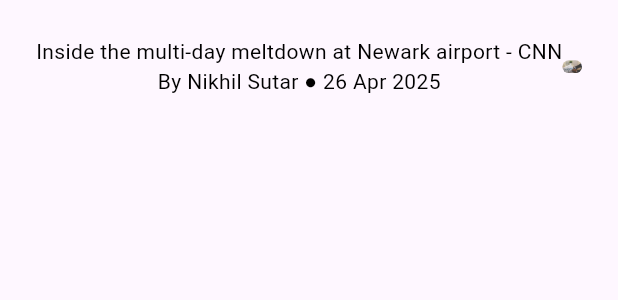
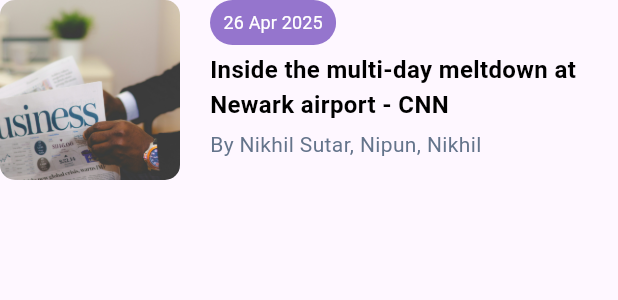
Before and after one commit to nikhilsutar123/NewsAppFlutter, a Flutter app: the SavedNews widget shown alone on an empty page, opened directly, on a phone screen of 412 x 824 dp. Shown: the top 300 px of the screen. Run offline on Flutter 3.47's test engine with Material 3 defaults, Android fonts, the phone set to English and light mode, and no system bars; our stand-ins replace bloc, dio, equatable, flutter_bloc, flutter_svg, infinite_scroll_pagination and 1 more; missing offline and left inert: dart:ffi; statements that could not run were skipped.

```diff
--- /dev/null
+++ b/lib/bloc/bottom_navigation_bloc/bottom_navigation_bloc.dart
@@ -0,0 +1,14 @@
+import 'package:bloc/bloc.dart';
+import 'package:news_app/bloc/bottom_navigation_bloc/bottom_navigation_event.dart';
+import 'package:news_app/bloc/bottom_navigation_bloc/bottom_navigation_state.dart';
+
+class BottomNavigationBloc
+    extends Bloc<BottomNavigationEvent, BottomNavigationState> {
+  BottomNavigationBloc() : super(const BottomNavigationState(0)) {
+    on<NavigateTo>(_navigateTo);
+  }
+
+  void _navigateTo(NavigateTo event, Emitter<BottomNavigationState> emit) {
+    emit(state.copyWith(selectedIndex: event.index));
+  }
+}
--- /dev/null
+++ b/lib/bloc/bottom_navigation_bloc/bottom_navigation_event.dart
@@ -0,0 +1,12 @@
+import 'package:equatable/equatable.dart';
+
+abstract class BottomNavigationEvent extends Equatable {
+  @override
+  // TODO: implement props
+  List<Object?> get props => [];
+}
+
+class NavigateTo extends BottomNavigationEvent {
+  final int index;
+  NavigateTo(this.index);
+}
--- /dev/null
+++ b/lib/bloc/bottom_navigation_bloc/bottom_navigation_state.dart
@@ -0,0 +1,15 @@
+import 'package:equatable/equatable.dart';
+
+class BottomNavigationState extends Equatable {
+  final int selectedIndex;
+
+  const BottomNavigationState(this.selectedIndex);
+
+  BottomNavigationState copyWith({int? selectedIndex}) {
+    return BottomNavigationState(selectedIndex ?? this.selectedIndex);
+  }
+
+  @override
+  // TODO: implement props
+  List<Object?> get props => [selectedIndex];
+}
--- a/lib/bloc/headlines_bloc/headlines_event.dart
+++ b/lib/bloc/headlines_bloc/headlines_event.dart
@@ -1,10 +1,13 @@
 import 'package:equatable/equatable.dart';
 
-abstract class HeadlinesEvent extends Equatable{
-
+abstract class HeadlinesEvent extends Equatable {
   @override
   // TODO: implement props
   List<Object?> get props => [];
 }
 
-class HeadlinesFetched extends HeadlinesEvent{}
+class HeadlinesFetched extends HeadlinesEvent {
+  final String pageNum;
+
+  HeadlinesFetched(this.pageNum);
+}
--- a/lib/res/colors.dart
+++ b/lib/res/colors.dart
@@ -8,4 +8,8 @@ class Appcolor {
   static Color successColor = const Color(0xFF08AC72);
   static Color white = Colors.white;
   static Color black = Colors.black;
+  static Color grey = const Color(0xFF64748B);
+  static Color widgetGrey = Colors.grey.shade200;
+  static Color primaryColor = Colors.deepPurple.shade300;
+  static Color secondaryColor = Colors.deepPurple.shade500;
 }
--- a/lib/res/constant.dart
+++ b/lib/res/constant.dart
@@ -3,8 +3,9 @@ class Constant {
 
   /// api constants*
   static const baseUrl = "https://newsapi.org/v2/";
-  static const headlines =
-      "${baseUrl}top-headlines?country=us&page=2&apiKey=c9352055c9294ad588fcd013fe50381c";
+  static const headlines = "${baseUrl}top-headlines";
+  static const countryCodeUs = "us";
+  static const apiKey = "c9352055c9294ad588fcd013fe50381c";
 
   /// app constants*
   static const newsApp = "News App";
@@ -18,4 +19,6 @@ class Constant {
 
   /// image path
   static const placeholder = "lib/asset/image/placeholder.png";
+  static const homescreenIcon = "lib/asset/image/home.svg";
+  static const savedNewsIcon = "lib/asset/image/saved.svg";
 }
--- a/lib/theme/app_theme.dart
+++ b/lib/theme/app_theme.dart
@@ -1,10 +1,21 @@
 import 'package:flutter/material.dart';
-import 'package:flutter/painting.dart';
 import '../res/colors.dart';
 
 TextStyle textThemeBlack(double size, {FontStyle? style}) => TextStyle(
     fontSize: size,
     fontWeight: FontWeight.w400,
+    fontStyle: style ?? FontStyle.normal,
+    color: Appcolor.black);
+
+TextStyle textThemeGrey(double size, {FontStyle? style}) => TextStyle(
+    fontSize: size,
+    fontWeight: FontWeight.w400,
+    fontStyle: style ?? FontStyle.normal,
+    color: Appcolor.grey);
+
+TextStyle textThemeBlackBold(double size, {FontStyle? style}) => TextStyle(
+    fontSize: size,
+    fontWeight: FontWeight.bold,
     fontStyle: style ?? FontStyle.normal,
     color: Appcolor.black);
 
--- a/lib/view/saved_news/saved_news.dart
+++ b/lib/view/saved_news/saved_news.dart
@@ -14,58 +14,71 @@ class SavedNews extends StatefulWidget {
 class _SavedNewsState extends State<SavedNews> {
   @override
   Widget build(BuildContext context) {
-    return Scaffold(
-      body: SafeArea(
-          child: Padding(
-        padding: const EdgeInsets.all(16),
-        child: Container(
-          width: double.infinity,
-          margin: const EdgeInsets.all(8),
-          // decoration: BoxDecoration(
-          //     gradient: const LinearGradient(
-          //       begin: Alignment.topCenter,
-          //         end: Alignment.bottomCenter,
-          //         colors: [
-          //           Colors.black26,
-          //           Colors.transparent,
-          //           Colors.transparent,
-          //           Colors.black45
-          //         ])
-          // ),
+    final deviceSize = MediaQuery.of(context).size;
+    return Column(
+      children: [
+        InkWell(
+          onTap: () {},
           child: Row(
-            mainAxisAlignment: MainAxisAlignment.spaceBetween,
+            crossAxisAlignment: CrossAxisAlignment.start,
+            mainAxisSize: MainAxisSize.min,
             children: [
-              Column(
-                mainAxisSize: MainAxisSize.min,
-                children: [
-                  Flexible(
-                    child: Text(
-                      "Inside the multi-day meltdown at Newark airport - CNN",
-                      style: textThemeBlack(14),
-                      softWrap: true,
-                      maxLines: 2,
-                    ),
-                  ),
-                  Flexible(
-                    child: Text(
-                      "By Nikhil Sutar ${Constant.blackDot} 26 Apr 2025",
-                      style: textThemeBlack(14),
-                    ),
-                  ),
-                ],
-              ),
-              Flexible(
+              SizedBox(
+                width: 120,
+                height: 120,
                 child: ClipRRect(
                   borderRadius: BorderRadius.circular(10),
                   child: const Image(
                     image: AssetImage('lib/asset/image/news.jpg'),
+                    fit: BoxFit.cover,
                   ),
                 ),
-              )
+              ),
+              const SizedBox(
+                width: 20,
+              ),
+              Expanded(
+                child: Column(
+                  crossAxisAlignment: CrossAxisAlignment.start,
+                  children: [
+                    Chip(
+                      label: Text(
+                        "26 Apr 2025",
+                        style: textThemeWhite(12),
+                      ),
+                      padding: const EdgeInsets.all(0),
+                      backgroundColor: Colors.deepPurple.shade300,
+                      shape: RoundedRectangleBorder(
+                          borderRadius: BorderRadius.circular(20),
+                          side: const BorderSide(color: Colors.transparent)),
+                      materialTapTargetSize: MaterialTapTargetSize.shrinkWrap,
+                      visualDensity: VisualDensity.compact,
+                    ),
+                    const SizedBox(
+                      height: 5,
+                    ),
+                    Text(
+                      "Inside the multi-day meltdown at Newark airport - CNN",
+                      style: textThemeBlackBold(16),
+                      softWrap: true,
+                      maxLines: 2,
+                    ),
+                    const SizedBox(
+                      height: 5,
+                    ),
+                    Text(
+                      "By Nikhil Sutar, Nipun, Nikhil",
+                      softWrap: true,
+                      maxLines: 2,
+                      style: textThemeGrey(14),
+                    ),
+                  ],
+                ),
+              ),
             ],
           ),
         ),
-      )),
+      ],
     );
   }
 }
--- a/pubspec.yaml
+++ b/pubspec.yaml
@@ -40,6 +40,8 @@ dependencies:
   equatable: ^2.0.7
   flutter_bloc: ^9.1.0
   intl: ^0.20.2
+  flutter_svg: ^2.1.0
+  infinite_scroll_pagination: ^5.0.0
 
 dev_dependencies:
   flutter_test:
```
Also changed, not shown: lib/bloc/headlines_bloc/headlines_bloc.dart (+48 -18 lines), lib/data/news_model.dart (+7 -0 lines), lib/main.dart (+6 -2 lines), lib/repository/headlines_repository.dart (+6 -2 lines), lib/view/bottom_navigation/bottom_navigation.dart (added, +65 -0 lines), lib/view/headlines_screen/headlines_homescreen.dart (+6 -6 lines), lib/view/saved_news/saved_news_list.dart (added, +44 -0 lines), lib/asset/image/home.svg (added), lib/asset/image/saved.svg (added), pubspec.lock.
